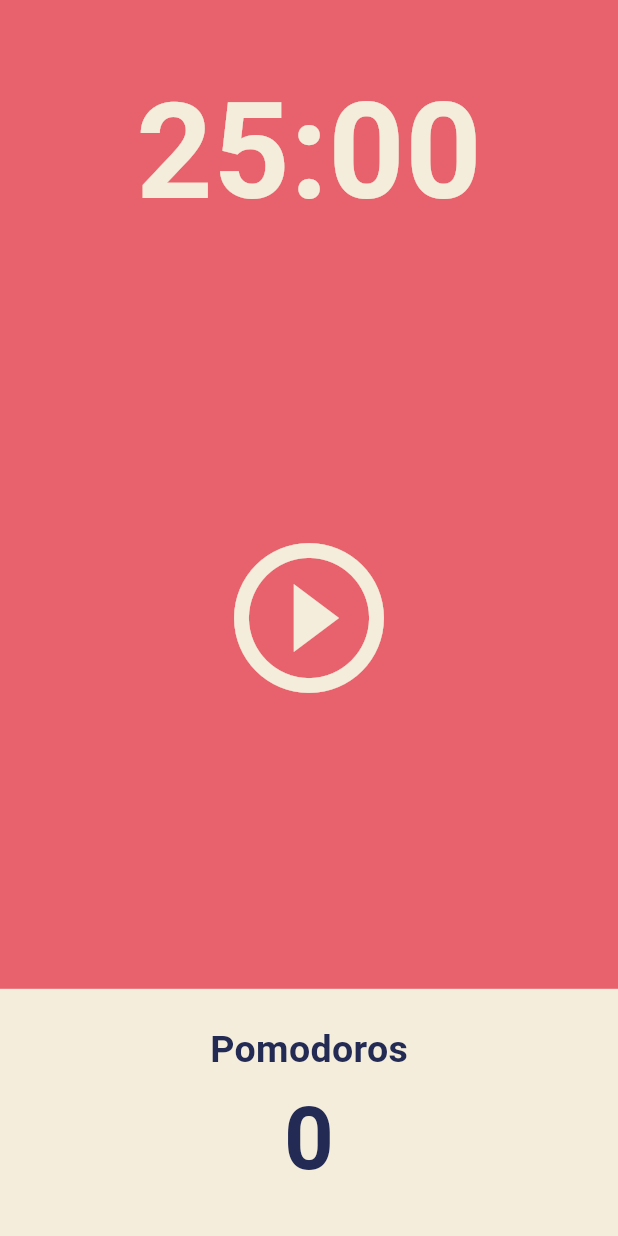
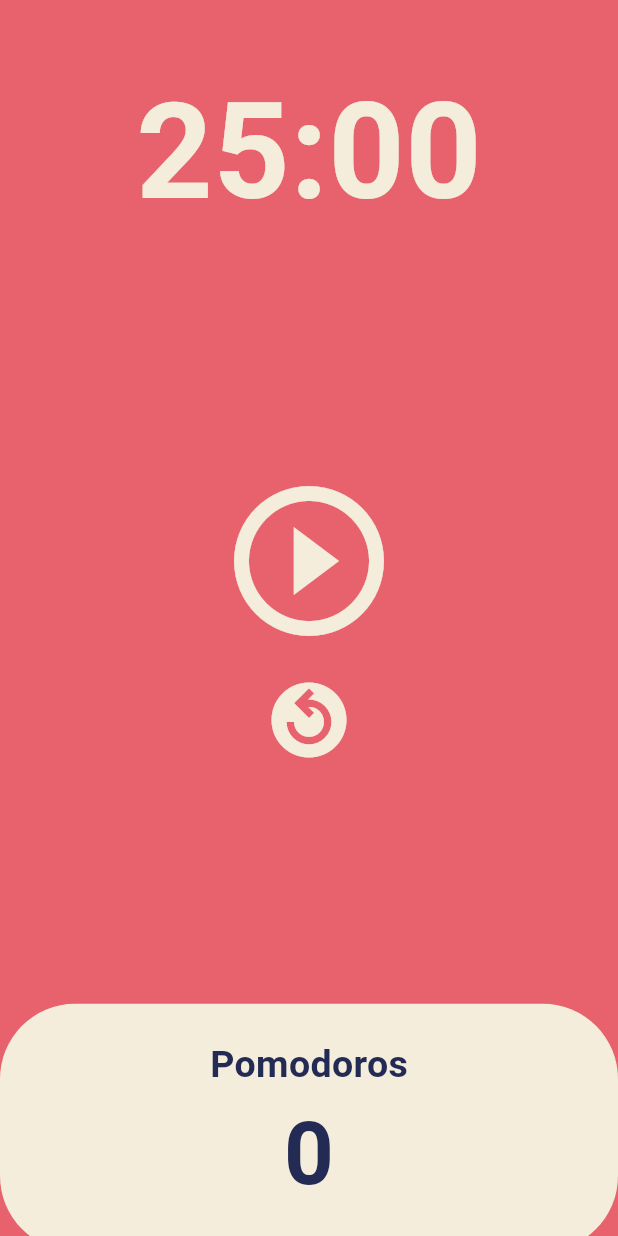
Before and after one commit to hwoo7449/pomodoro, a Flutter app: the screen it shows after launch, on a phone screen of 412 x 824 dp. Run offline on Flutter 3.47's test engine with Material 3 defaults, Android fonts, the phone set to English and light mode, and no system bars.

Commit message:
5.4 Code Challenge

```diff
--- a/lib/screens/home_screen.dart
+++ b/lib/screens/home_screen.dart
@@ -1,4 +1,5 @@
 import 'package:flutter/material.dart';
+import 'dart:async';
 
 class HomeScreen extends StatefulWidget {
   const HomeScreen({super.key});
@@ -8,6 +9,57 @@ class HomeScreen extends StatefulWidget {
 }
 
 class _HomeScreenState extends State<HomeScreen> {
+  static const twentyFiveMinutes = 1500;
+  int totalSeconds = twentyFiveMinutes;
+  bool isRunning = false;
+  int totalPomodoros = 0;
+  late Timer timer;
+
+  void onTick(Timer timer) {
+    if (totalSeconds == 0) {
+      setState(() {
+        totalPomodoros++;
+        isRunning = false;
+        totalSeconds = twentyFiveMinutes;
+      });
+      timer.cancel();
+    } else {
+      setState(() {
+        totalSeconds -= 1;
+      });
+    }
+  }
+
+  void onStartPressed() {
+    timer = Timer.periodic(
+      const Duration(seconds: 1),
+      onTick,
+    );
+    setState(() {
+      isRunning = true;
+    });
+  }
+
+  void onPausePressed() {
+    timer.cancel();
+    setState(() {
+      isRunning = false;
+    });
+  }
+
+  void onResetPressed() {
+    timer.cancel();
+    setState(() {
+      isRunning = false;
+      totalSeconds = twentyFiveMinutes;
+    });
+  }
+
+  String format(int seconds) {
+    var duration = Duration(seconds: seconds);
+    return duration.toString().split(".").first.substring(2, 7);
+  }
+
   @override
   Widget build(BuildContext context) {
     return Scaffold(
@@ -19,7 +71,7 @@ class _HomeScreenState extends State<HomeScreen> {
             child: Container(
               alignment: Alignment.bottomCenter,
               child: Text(
-                '25:00',
+                format(totalSeconds),
                 style: TextStyle(
                   color: Theme.of(context).cardColor,
                   fontSize: 89,
@@ -31,22 +83,40 @@ class _HomeScreenState extends State<HomeScreen> {
           Flexible(
             flex: 3,
             child: Center(
-              child: IconButton(
+              child: Column(
+                mainAxisAlignment: MainAxisAlignment.center,
+                children: [
+                  IconButton(
                     iconSize: 120,
                     color: Theme.of(context).cardColor,
-                onPressed: () {},
-                icon: const Icon(Icons.play_circle_outline),
+                    onPressed: isRunning ? onPausePressed : onStartPressed,
+                    icon: Icon(
+                      isRunning
+                          ? Icons.pause_circle_outline
+                          : Icons.play_circle_outline,
+                    ),
+                  ),
+                  IconButton(
+                    iconSize: 60,
+                    color: Theme.of(context).cardColor,
+                    onPressed: onResetPressed,
+                    icon: const Icon(Icons.replay_circle_filled_outlined),
+                  )
+                ],
               ),
             ),
           ),
           Flexible(
             flex: 1,
+            child: Transform.translate(
+              offset: const Offset(0, 10),
               child: Row(
                 children: [
                   Expanded(
                     child: Container(
                       decoration: BoxDecoration(
                         color: Theme.of(context).cardColor,
+                        borderRadius: BorderRadius.circular(50),
                       ),
                       child: Column(
                         mainAxisAlignment: MainAxisAlignment.center,
@@ -63,7 +133,7 @@ class _HomeScreenState extends State<HomeScreen> {
                             ),
                           ),
                           Text(
-                          '0',
+                            '$totalPomodoros',
                             style: TextStyle(
                               fontSize: 58,
                               fontWeight: FontWeight.w600,
@@ -80,6 +150,7 @@ class _HomeScreenState extends State<HomeScreen> {
                 ],
               ),
             ),
+          ),
         ],
       ),
     );
```
Lines whose indentation alone changed are shown as unchanged.
